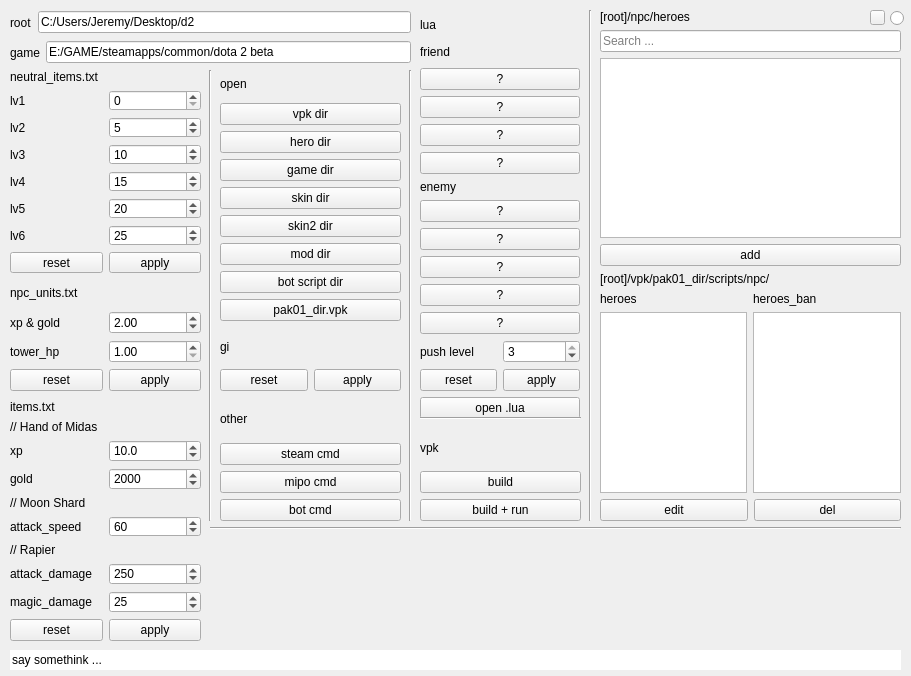
Before: the Qt Designer form ui/main.ui in JeremyChim/d2, drawn with Qt 5.
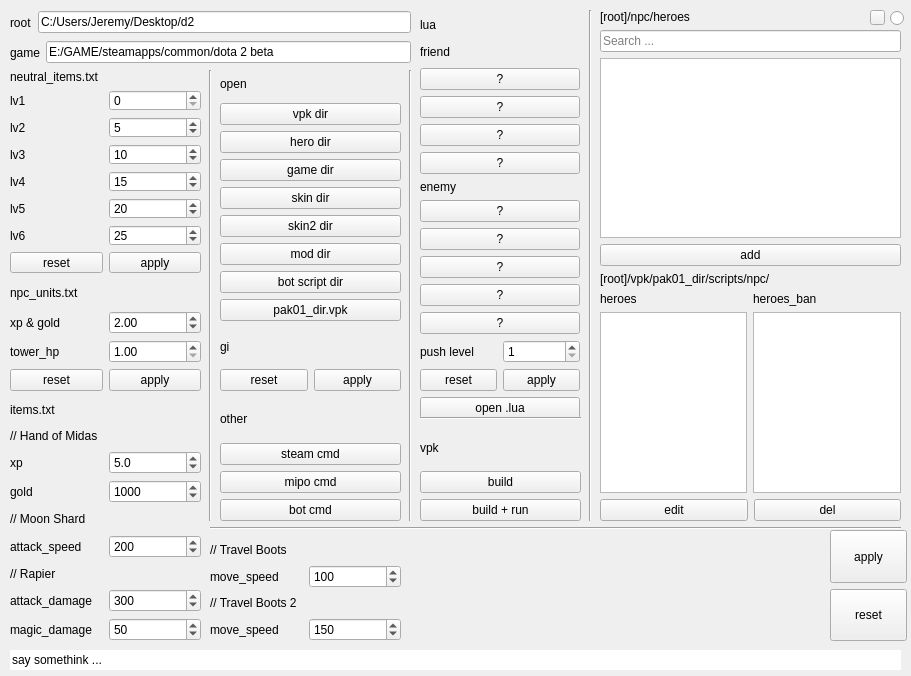
After: the same form once the commit is applied.

Diff of the .ui file:
```diff
--- a/ui/main.ui
+++ b/ui/main.ui
@@ -221,7 +221,7 @@
          <number>1</number>
         </property>
         <property name="value">
-         <double>10.000000000000000</double>
+         <double>5.000000000000000</double>
         </property>
        </widget>
       </item>
@@ -239,13 +239,13 @@
       <item>
        <widget class="QSpinBox" name="box_item_hand_of_midas_gold">
         <property name="maximum">
-         <number>999999</number>
+         <number>100000</number>
         </property>
         <property name="singleStep">
          <number>100</number>
         </property>
         <property name="value">
-         <number>2000</number>
+         <number>1000</number>
         </property>
        </widget>
       </item>
@@ -268,18 +268,15 @@
        </widget>
       </item>
       <item>
-       <widget class="QDoubleSpinBox" name="box_item_moon_shard_attack_speed">
-        <property name="decimals">
-         <number>0</number>
-        </property>
+       <widget class="QSpinBox" name="box_item_moon_shard_attack_speed">
         <property name="maximum">
-         <double>1000.000000000000000</double>
+         <number>10000</number>
         </property>
         <property name="singleStep">
-         <double>10.000000000000000</double>
+         <number>10</number>
         </property>
         <property name="value">
-         <double>60.000000000000000</double>
+         <number>200</number>
         </property>
        </widget>
       </item>
@@ -310,7 +307,7 @@
          <number>100</number>
         </property>
         <property name="value">
-         <number>250</number>
+         <number>300</number>
         </property>
        </widget>
       </item>
@@ -334,25 +331,7 @@
          <number>10</number>
         </property>
         <property name="value">
-         <number>25</number>
-        </property>
-       </widget>
-      </item>
-     </layout>
-    </item>
-    <item>
-     <layout class="QHBoxLayout" name="horizontalLayout_13">
-      <item>
-       <widget class="QPushButton" name="btn_items_reset">
-        <property name="text">
-         <string>reset</string>
-        </property>
-       </widget>
-      </item>
-      <item>
-       <widget class="QPushButton" name="btn_items_apply">
-        <property name="text">
-         <string>apply</string>
+         <number>50</number>
         </property>
        </widget>
       </item>
@@ -754,7 +733,7 @@
          <number>3</number>
         </property>
         <property name="value">
-         <number>3</number>
+         <number>1</number>
         </property>
        </widget>
       </item>
@@ -1081,6 +1060,127 @@
     <enum>Qt::Horizontal</enum>
    </property>
   </widget>
+  <widget class="QWidget" name="verticalLayoutWidget_6">
+   <property name="geometry">
+    <rect>
+     <x>210</x>
+     <y>540</y>
+     <width>191</width>
+     <height>101</height>
+    </rect>
+   </property>
+   <layout class="QVBoxLayout" name="verticalLayout_13">
+    <item>
+     <widget class="QLabel" name="label_34">
+      <property name="text">
+       <string>// Travel Boots</string>
+      </property>
+     </widget>
+    </item>
+    <item>
+     <layout class="QHBoxLayout" name="horizontalLayout_24">
+      <item>
+       <widget class="QLabel" name="label_35">
+        <property name="text">
+         <string>move_speed</string>
+        </property>
+       </widget>
+      </item>
+      <item>
+       <widget class="QSpinBox" name="box_item_travel_boots_move_speed">
+        <property name="maximum">
+         <number>10000</number>
+        </property>
+        <property name="singleStep">
+         <number>10</number>
+        </property>
+        <property name="value">
+         <number>100</number>
+        </property>
+       </widget>
+      </item>
+     </layout>
+    </item>
+    <item>
+     <widget class="QLabel" name="label_36">
+      <property name="text">
+       <string>// Travel Boots 2</string>
+      </property>
+     </widget>
+    </item>
+    <item>
+     <layout class="QHBoxLayout" name="horizontalLayout_25">
+      <item>
+       <widget class="QLabel" name="label_37">
+        <property name="text">
+         <string>move_speed</string>
+        </property>
+       </widget>
+      </item>
+      <item>
+       <widget class="QSpinBox" name="box_item_travel_boots_2_move_speed">
+        <property name="maximum">
+         <number>10000</number>
+        </property>
+        <property name="singleStep">
+         <number>10</number>
+        </property>
+        <property name="value">
+         <number>150</number>
+        </property>
+       </widget>
+      </item>
+     </layout>
+    </item>
+   </layout>
+  </widget>
+  <widget class="QWidget" name="layoutWidget">
+   <property name="geometry">
+    <rect>
+     <x>830</x>
+     <y>530</y>
+     <width>77</width>
+     <height>111</height>
+    </rect>
+   </property>
+   <layout class="QVBoxLayout" name="verticalLayout_14">
+    <item>
+     <widget class="QPushButton" name="btn_items_apply">
+      <property name="sizePolicy">
+       <sizepolicy hsizetype="Minimum" vsizetype="Minimum">
+        <horstretch>0</horstretch>
+        <verstretch>0</verstretch>
+       </sizepolicy>
+      </property>
+      <property name="layoutDirection">
+       <enum>Qt::LeftToRight</enum>
+      </property>
+      <property name="text">
+       <string>apply</string>
+      </property>
+      <property name="checkable">
+       <bool>false</bool>
+      </property>
+      <property name="autoRepeat">
+       <bool>false</bool>
+      </property>
+     </widget>
+    </item>
+    <item>
+     <widget class="QPushButton" name="btn_items_reset">
+      <property name="sizePolicy">
+       <sizepolicy hsizetype="Minimum" vsizetype="Preferred">
+        <horstretch>0</horstretch>
+        <verstretch>0</verstretch>
+       </sizepolicy>
+      </property>
+      <property name="text">
+       <string>reset</string>
+      </property>
+     </widget>
+    </item>
+   </layout>
+  </widget>
  </widget>
  <resources/>
  <connections/>
```
